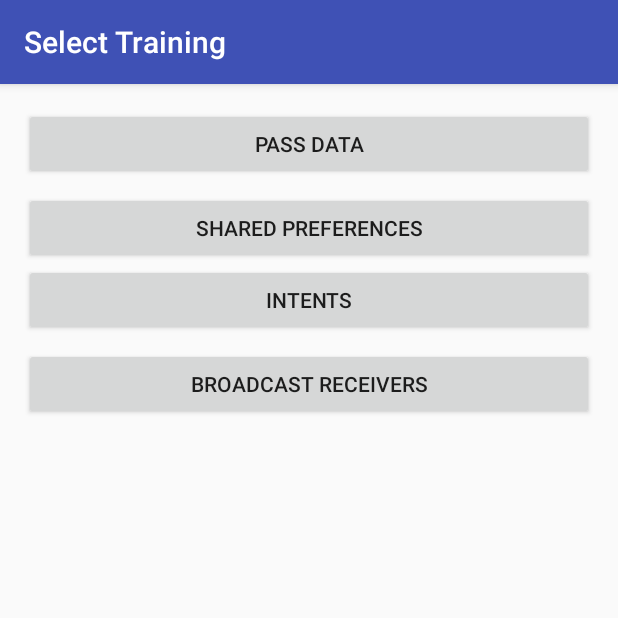
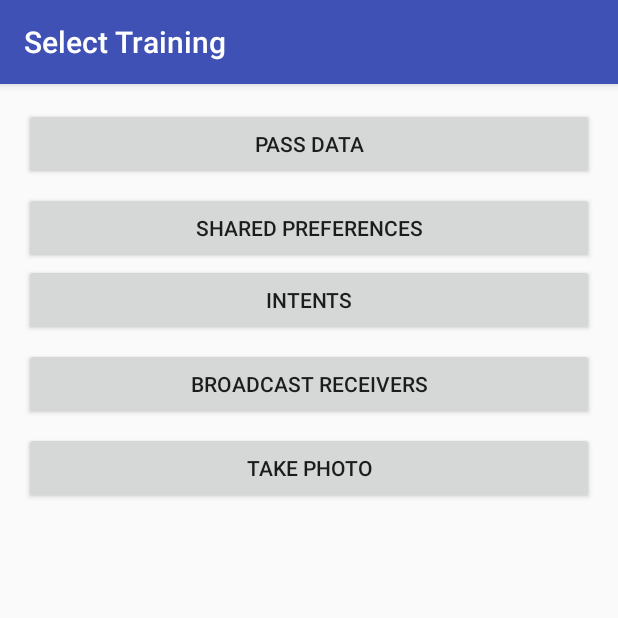
Before and after one commit to EsteveAguilera/Introducing-Android-The-Workshop, an Android app: the SelectTrainingActivity screen opened directly, with no data from a screen before it, on a phone screen of 412 x 824 dp, the top half of it. Run offline under Robolectric (Android 15) with nearby library versions, the phone set to English and light mode, and no system bars.

Commit message:
Add take photo training

```diff
--- a/app/src/main/AndroidManifest.xml
+++ b/app/src/main/AndroidManifest.xml
@@ -36,6 +36,10 @@
         <activity
             android:name=".broadcastreceiver.BroadcastReceiverActivity"
             android:label="Broadcast Receiver"/>
+        <activity
+            android:name=".photo.TakePhotoActivity"
+            android:label="Take Photo"/>
+
         <provider
             android:name=".intents.GenericFileProvider"
             android:authorities="${applicationId}.intents"
--- a/app/src/main/java/io/github/esteveaguilera/androidworkshop/SelectTrainingActivity.java
+++ b/app/src/main/java/io/github/esteveaguilera/androidworkshop/SelectTrainingActivity.java
@@ -8,6 +8,7 @@ import android.view.View;
 import io.github.esteveaguilera.androidworkshop.broadcastreceiver.BroadcastReceiverActivity;
 import io.github.esteveaguilera.androidworkshop.intents.IntentsActivity;
 import io.github.esteveaguilera.androidworkshop.passdata.ActivityA;
+import io.github.esteveaguilera.androidworkshop.photo.TakePhotoActivity;
 import io.github.esteveaguilera.androidworkshop.sharedpreferences.SharedPreferencesActivity;
 
 public class SelectTrainingActivity extends AppCompatActivity {
@@ -44,5 +45,12 @@ public class SelectTrainingActivity extends AppCompatActivity {
                 startActivity(new Intent(SelectTrainingActivity.this, BroadcastReceiverActivity.class));
             }
         });
+
+        findViewById(R.id.but_training_take_photo).setOnClickListener(new View.OnClickListener() {
+            @Override
+            public void onClick(View v) {
+                startActivity(new Intent(SelectTrainingActivity.this, TakePhotoActivity.class));
+            }
+        });
     }
 }
--- a/app/src/main/res/layout/activity_select_training.xml
+++ b/app/src/main/res/layout/activity_select_training.xml
@@ -44,4 +44,14 @@
        app:layout_constraintStart_toStartOf="parent"
        app:layout_constraintTop_toBottomOf="@+id/but_training_intents" />
 
+   <Button
+       android:id="@+id/but_training_take_photo"
+       android:layout_width="0dp"
+       android:layout_height="wrap_content"
+       android:layout_marginTop="8dp"
+       android:text="Take photo"
+       app:layout_constraintEnd_toEndOf="parent"
+       app:layout_constraintStart_toStartOf="parent"
+       app:layout_constraintTop_toBottomOf="@+id/but_training_broadcast_receivers" />
+
 </android.support.constraint.ConstraintLayout>
--- a/app/src/main/res/values/strings.xml
+++ b/app/src/main/res/values/strings.xml
@@ -16,4 +16,5 @@
     <string name="stop">Stop</string>
     <string name="broadcast_running">Broadcast Receiver is running</string>
     <string name="broadcast_stopped">Broadcast Receiver is stopped</string>
+    <string name="take_photo">Take photo</string>
 </resources>
```
Also changed, not shown: app/src/main/java/io/github/esteveaguilera/androidworkshop/photo/TakePhotoActivity.java (added, +46 -0 lines), app/src/main/res/layout/activity_take_photo.xml (added, +28 -0 lines).
